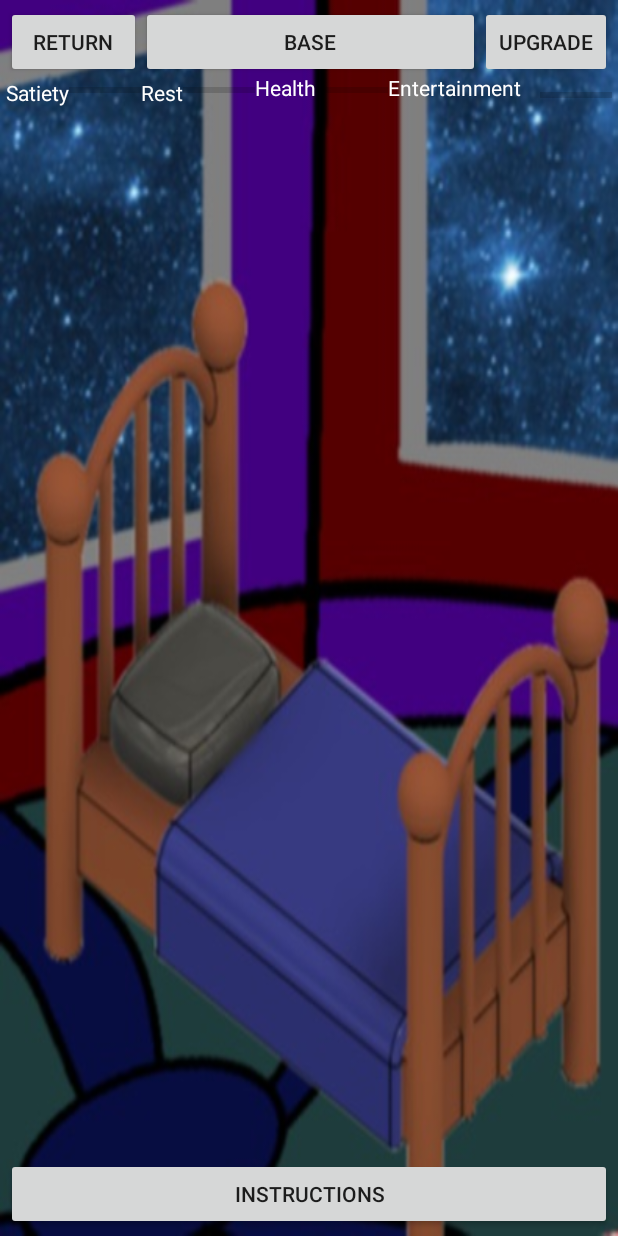
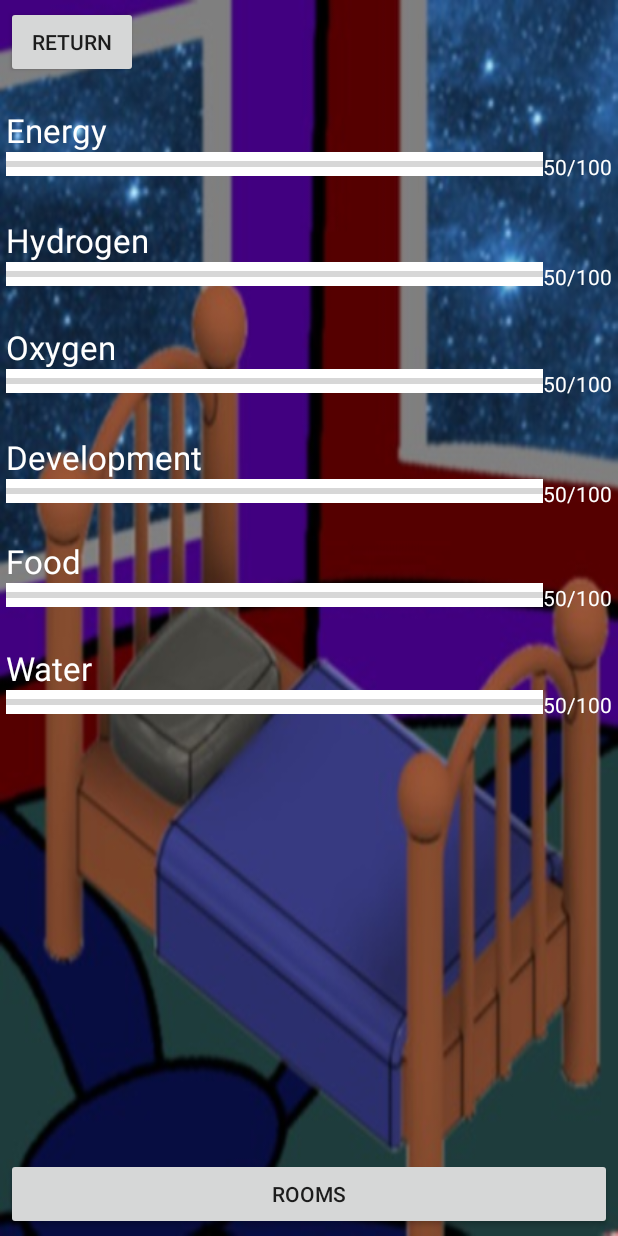
Before and after one commit to pgumienny/MarsSim, an Android app: the layout base_resources_layout.xml on its own in the app's theme, with its tools: preview values and no code run, on a phone screen of 412 x 824 dp. Run offline under Robolectric (Android 15) with nearby library versions, the phone set to English and light mode, and no system bars.

Commit message:
oompa loompas with git

```diff
--- a/app/src/main/res/layout/base_resources_layout.xml
+++ b/app/src/main/res/layout/base_resources_layout.xml
@@ -24,125 +24,237 @@
         <Button
             android:layout_width="wrap_content"
             android:layout_height="wrap_content"
-            android:text="BASE"
-            android:id="@+id/buttonBase"
-            android:layout_alignParentTop="true"
-            android:layout_toLeftOf="@+id/buttonUpgrade"
-            android:layout_alignLeft="@+id/textViewRest"
-            android:layout_alignStart="@+id/textViewRest" />
-
-        <Button
-            android:layout_width="wrap_content"
-            android:layout_height="wrap_content"
-            android:text="UPGRADE"
-            android:id="@+id/buttonUpgrade"
+            android:text="ROOMS"
+            android:id="@+id/buttonRooms"
+            android:layout_alignParentBottom="true"
             android:layout_alignParentRight="true"
             android:layout_alignParentEnd="true"
-            android:layout_alignParentTop="true" />
-
-        <TextView
-            android:layout_width="wrap_content"
-            android:layout_height="wrap_content"
-            android:textAppearance="?android:attr/textAppearanceSmall"
-            android:text="Satiety"
-            android:id="@+id/textViewSatiety"
-            android:layout_below="@+id/buttonBase"
             android:layout_alignParentLeft="true"
-            android:layout_alignParentStart="true"
-            android:textColor="#ffffff" />
-
-        <TextView
-            android:layout_width="wrap_content"
-            android:layout_height="wrap_content"
-            android:textAppearance="?android:attr/textAppearanceSmall"
-            android:text="Rest"
-            android:id="@+id/textViewRest"
-            android:textColor="#ffffff"
-            android:layout_below="@+id/buttonBase"
-            android:layout_toRightOf="@+id/progressBarSatiety"
-            android:layout_toEndOf="@+id/progressBarSatiety" />
-
-        <TextView
-            android:layout_width="wrap_content"
-            android:layout_height="wrap_content"
-            android:textAppearance="?android:attr/textAppearanceSmall"
-            android:text="Health"
-            android:id="@+id/textViewHeatlh"
-            android:textColor="#ffffff"
-            android:layout_alignBottom="@+id/progressBarRest"
-            android:layout_toRightOf="@+id/progressBarRest"
-            android:layout_toEndOf="@+id/progressBarRest" />
-
-        <TextView
-            android:layout_width="wrap_content"
-            android:layout_height="wrap_content"
-            android:textAppearance="?android:attr/textAppearanceSmall"
-            android:text="Entertainment"
-            android:id="@+id/textViewEntertainment"
-            android:textColor="#ffffff"
-            android:layout_alignBottom="@+id/progressBarHealth"
-            android:layout_toRightOf="@+id/progressBarHealth"
-            android:layout_toEndOf="@+id/progressBarHealth" />
-
-        <ProgressBar
-            style="?android:attr/progressBarStyleHorizontal"
-            android:layout_width="wrap_content"
-            android:layout_height="wrap_content"
-            android:id="@+id/progressBarSatiety"
-            android:layout_below="@+id/buttonBase"
-            android:layout_toRightOf="@+id/textViewSatiety"
-            android:layout_toEndOf="@+id/textViewSatiety" />
-
-        <ProgressBar
-            style="?android:attr/progressBarStyleHorizontal"
-            android:layout_width="wrap_content"
-            android:layout_height="wrap_content"
-            android:id="@+id/progressBarRest"
-            android:layout_below="@+id/buttonBase"
-            android:layout_toRightOf="@+id/textViewRest"
-            android:layout_toEndOf="@+id/textViewRest" />
-
-        <ProgressBar
-            style="?android:attr/progressBarStyleHorizontal"
-            android:layout_width="wrap_content"
-            android:layout_height="wrap_content"
-            android:id="@+id/progressBarHealth"
-            android:layout_below="@+id/buttonBase"
-            android:layout_toRightOf="@+id/textViewHeatlh"
-            android:layout_toEndOf="@+id/textViewHeatlh" />
-
-        <ProgressBar
-            style="?android:attr/progressBarStyleHorizontal"
-            android:layout_width="wrap_content"
-            android:layout_height="wrap_content"
-            android:id="@+id/progressBarEntertainment"
-            android:layout_alignBottom="@+id/textViewRest"
-            android:layout_alignParentRight="true"
-            android:layout_alignParentEnd="true" />
+            android:layout_alignParentStart="true" />
 
         <Button
             android:layout_width="wrap_content"
             android:layout_height="wrap_content"
             android:text="RETURN"
             android:id="@+id/buttonReturn"
-            android:layout_alignTop="@+id/buttonBase"
+            android:layout_alignParentLeft="true"
+            android:layout_alignParentStart="true" />
+
+        <TextView
+            android:layout_width="wrap_content"
+            android:layout_height="wrap_content"
+            android:textAppearance="?android:attr/textAppearanceLarge"
+            android:text="Energy"
+            android:id="@+id/textViewEnergyLayer"
+            android:layout_marginTop="20dp"
+            android:layout_below="@+id/buttonReturn"
             android:layout_alignParentLeft="true"
             android:layout_alignParentStart="true"
-            android:layout_toStartOf="@+id/buttonBase"
-            android:layout_toLeftOf="@+id/buttonBase"
-            android:layout_alignRight="@+id/progressBarSatiety"
-            android:layout_alignEnd="@+id/progressBarSatiety" />
+            android:singleLine="false"
+            android:textColor="#ffffff" />
 
-        <Button
+        <ProgressBar
+            style="?android:attr/progressBarStyleHorizontal"
             android:layout_width="wrap_content"
             android:layout_height="wrap_content"
-            android:text="INSTRUCTIONS"
-            android:id="@+id/buttonInstructions"
-            android:layout_alignParentBottom="true"
+            android:id="@+id/progressBarEnergy"
+            android:layout_below="@+id/textViewEnergyLayer"
             android:layout_alignParentLeft="true"
             android:layout_alignParentStart="true"
-            android:layout_alignRight="@+id/progressBarEntertainment"
-            android:layout_alignEnd="@+id/progressBarEntertainment" />
+            android:layout_toLeftOf="@+id/textViewEnergy"
+            android:layout_toStartOf="@+id/textViewEnergy"
+            android:background="#ffffff" />
+
+        <TextView
+            android:layout_width="wrap_content"
+            android:layout_height="wrap_content"
+            android:text="50/100"
+            android:id="@+id/textViewEnergy"
+            android:layout_below="@+id/textViewEnergyLayer"
+            android:layout_alignRight="@+id/buttonRooms"
+            android:layout_alignEnd="@+id/buttonRooms"
+            android:textIsSelectable="false"
+            android:textColor="#ffffff" />
+
+        <TextView
+            android:layout_width="wrap_content"
+            android:layout_height="wrap_content"
+            android:textAppearance="?android:attr/textAppearanceLarge"
+            android:text="Hydrogen"
+            android:id="@+id/textViewHydrogenLayer"
+            android:layout_marginTop="28dp"
+            android:singleLine="false"
+            android:textColor="#ffffff"
+            android:layout_below="@+id/progressBarEnergy"
+            android:layout_alignParentLeft="true"
+            android:layout_alignParentStart="true" />
+
+        <ProgressBar
+            style="?android:attr/progressBarStyleHorizontal"
+            android:layout_width="wrap_content"
+            android:layout_height="wrap_content"
+            android:id="@+id/progressBarHydrogen"
+            android:background="#ffffff"
+            android:layout_below="@+id/textViewHydrogenLayer"
+            android:layout_alignParentLeft="true"
+            android:layout_alignParentStart="true"
+            android:layout_alignRight="@+id/progressBarEnergy"
+            android:layout_alignEnd="@+id/progressBarEnergy" />
+
+        <TextView
+            android:layout_width="wrap_content"
+            android:layout_height="wrap_content"
+            android:text="50/100"
+            android:id="@+id/textViewHydrogen"
+            android:textIsSelectable="false"
+            android:textColor="#ffffff"
+            android:layout_below="@+id/textViewHydrogenLayer"
+            android:layout_alignParentRight="true"
+            android:layout_alignParentEnd="true" />
+
+        <TextView
+            android:layout_width="wrap_content"
+            android:layout_height="wrap_content"
+            android:textAppearance="?android:attr/textAppearanceLarge"
+            android:text="Oxygen"
+            android:id="@+id/textViewOxygenLayer"
+            android:layout_marginTop="26dp"
+            android:singleLine="false"
+            android:textColor="#ffffff"
+            android:layout_below="@+id/progressBarHydrogen"
+            android:layout_alignParentLeft="true"
+            android:layout_alignParentStart="true" />
+
+        <ProgressBar
+            style="?android:attr/progressBarStyleHorizontal"
+            android:layout_width="wrap_content"
+            android:layout_height="wrap_content"
+            android:id="@+id/progressBarOxygen"
+            android:background="#ffffff"
+            android:layout_below="@+id/textViewOxygenLayer"
+            android:layout_alignParentLeft="true"
+            android:layout_alignParentStart="true"
+            android:layout_alignRight="@+id/progressBarHydrogen"
+            android:layout_alignEnd="@+id/progressBarHydrogen" />
+
+        <TextView
+            android:layout_width="wrap_content"
+            android:layout_height="wrap_content"
+            android:text="50/100"
+            android:id="@+id/textViewOxygen"
+            android:textIsSelectable="false"
+            android:textColor="#ffffff"
+            android:layout_below="@+id/textViewOxygenLayer"
+            android:layout_alignParentRight="true"
+            android:layout_alignParentEnd="true" />
+
+        <TextView
+            android:layout_width="wrap_content"
+            android:layout_height="wrap_content"
+            android:textAppearance="?android:attr/textAppearanceLarge"
+            android:text="Development"
+            android:id="@+id/textViewDevelopmentLayer"
+            android:layout_marginTop="28dp"
+            android:singleLine="false"
+            android:textColor="#ffffff"
+            android:layout_below="@+id/progressBarOxygen"
+            android:layout_alignParentLeft="true"
+            android:layout_alignParentStart="true" />
+
+        <ProgressBar
+            style="?android:attr/progressBarStyleHorizontal"
+            android:layout_width="wrap_content"
+            android:layout_height="wrap_content"
+            android:id="@+id/progressBarDevelopment"
+            android:background="#ffffff"
+            android:layout_below="@+id/textViewDevelopmentLayer"
+            android:layout_alignParentLeft="true"
+            android:layout_alignParentStart="true"
+            android:layout_alignRight="@+id/progressBarOxygen"
+            android:layout_alignEnd="@+id/progressBarOxygen" />
+
+        <TextView
+            android:layout_width="wrap_content"
+            android:layout_height="wrap_content"
+            android:text="50/100"
+            android:id="@+id/textViewDevelopment"
+            android:textIsSelectable="false"
+            android:textColor="#ffffff"
+            android:layout_below="@+id/textViewDevelopmentLayer"
+            android:layout_alignParentRight="true"
+            android:layout_alignParentEnd="true" />
+
+        <TextView
+            android:layout_width="wrap_content"
+            android:layout_height="wrap_content"
+            android:textAppearance="?android:attr/textAppearanceLarge"
+            android:text="Food"
+            android:id="@+id/textViewFoodLayer"
+            android:layout_marginTop="24dp"
+            android:singleLine="false"
+            android:textColor="#ffffff"
+            android:layout_below="@+id/progressBarDevelopment"
+            android:layout_alignParentLeft="true"
+            android:layout_alignParentStart="true" />
+
+        <ProgressBar
+            style="?android:attr/progressBarStyleHorizontal"
+            android:layout_width="wrap_content"
+            android:layout_height="wrap_content"
+            android:id="@+id/progressBarFood"
+            android:background="#ffffff"
+            android:layout_below="@+id/textViewFoodLayer"
+            android:layout_alignParentLeft="true"
+            android:layout_alignParentStart="true"
+            android:layout_alignRight="@+id/progressBarDevelopment"
+            android:layout_alignEnd="@+id/progressBarDevelopment" />
+
+        <TextView
+            android:layout_width="wrap_content"
+            android:layout_height="wrap_content"
+            android:text="50/100"
+            android:id="@+id/textViewFood"
+            android:textIsSelectable="false"
+            android:textColor="#ffffff"
+            android:layout_below="@+id/textViewFoodLayer"
+            android:layout_alignParentRight="true"
+            android:layout_alignParentEnd="true" />
+
+        <TextView
+            android:layout_width="wrap_content"
+            android:layout_height="wrap_content"
+            android:textAppearance="?android:attr/textAppearanceLarge"
+            android:text="Water"
+            android:id="@+id/textViewWaterLayer"
+            android:layout_marginTop="26dp"
+            android:singleLine="false"
+            android:textColor="#ffffff"
+            android:layout_below="@+id/progressBarFood"
+            android:layout_alignParentLeft="true"
+            android:layout_alignParentStart="true" />
+
+        <ProgressBar
+            style="?android:attr/progressBarStyleHorizontal"
+            android:layout_width="wrap_content"
+            android:layout_height="wrap_content"
+            android:id="@+id/progressBarWater"
+            android:background="#ffffff"
+            android:layout_below="@+id/textViewWaterLayer"
+            android:layout_alignParentLeft="true"
+            android:layout_alignParentStart="true"
+            android:layout_toLeftOf="@+id/textViewWater"
+            android:layout_toStartOf="@+id/textViewWater" />
+
+        <TextView
+            android:layout_width="wrap_content"
+            android:layout_height="wrap_content"
+            android:text="50/100"
+            android:id="@+id/textViewWater"
+            android:textIsSelectable="false"
+            android:textColor="#ffffff"
+            android:layout_alignTop="@+id/progressBarWater"
+            android:layout_alignRight="@+id/textViewFood"
+            android:layout_alignEnd="@+id/textViewFood" />
 
     </RelativeLayout>
 
--- a/app/src/main/res/layout/content_mars_base.xml
+++ b/app/src/main/res/layout/content_mars_base.xml
@@ -19,7 +19,7 @@
         android:text="BASE"
         android:id="@+id/buttonBase"
         android:layout_alignParentTop="true"
-        android:layout_toLeftOf="@+id/buttonUpgrade"
+        android:layout_toLeftOf="@+id/buttonRooms"
         android:allowUndo="true"
         android:layout_alignParentLeft="true"
         android:layout_alignParentStart="true" />
@@ -28,7 +28,7 @@
         android:layout_width="wrap_content"
         android:layout_height="wrap_content"
         android:text="SETTINGS"
-        android:id="@+id/buttonUpgrade"
+        android:id="@+id/buttonRooms"
         android:layout_alignParentRight="true"
         android:layout_alignParentEnd="true"
         android:layout_alignParentTop="true" />
@@ -216,4 +216,15 @@
         android:layout_alignParentRight="true"
         android:layout_alignParentEnd="true" />
 
+    <ImageView
+        android:layout_width="wrap_content"
+        android:layout_height="wrap_content"
+        android:id="@+id/imageView"
+        android:layout_below="@+id/textViewSatiety"
+        android:layout_alignParentLeft="true"
+        android:layout_alignParentStart="true"
+        android:src="@drawable/astronautGIF"
+        android:layout_toLeftOf="@+id/imageButtonGreenhouse"
+        android:layout_toStartOf="@+id/imageButtonGreenhouse" />
+
 </RelativeLayout>
--- a/app/src/main/res/layout/room_layout.xml
+++ b/app/src/main/res/layout/room_layout.xml
@@ -10,8 +10,7 @@
         android:paddingTop="@dimen/activity_vertical_margin"
         android:background="@drawable/bedroom"
         app:layout_behavior="@string/appbar_scrolling_view_behavior"
-        tools:context="com.marssim.MarsBase"
-        tools:showIn="@layout/activity_mars_base">
+        >
 
         <Button
             android:layout_width="wrap_content"
@@ -19,7 +18,7 @@
             android:text="BASE"
             android:id="@+id/buttonBase"
             android:layout_alignParentTop="true"
-            android:layout_toLeftOf="@+id/buttonUpgrade"
+            android:layout_toLeftOf="@+id/buttonRooms"
             android:layout_alignLeft="@+id/textViewRest"
             android:layout_alignStart="@+id/textViewRest" />
 
@@ -27,7 +26,7 @@
             android:layout_width="wrap_content"
             android:layout_height="wrap_content"
             android:text="UPGRADE"
-            android:id="@+id/buttonUpgrade"
+            android:id="@+id/buttonRooms"
             android:layout_alignParentRight="true"
             android:layout_alignParentEnd="true"
             android:layout_alignParentTop="true" />
@@ -83,7 +82,8 @@
             android:id="@+id/progressBarSatiety"
             android:layout_below="@+id/buttonBase"
             android:layout_toRightOf="@+id/textViewSatiety"
-            android:layout_toEndOf="@+id/textViewSatiety" />
+            android:layout_toEndOf="@+id/textViewSatiety"
+            android:background="#ffffff" />
 
         <ProgressBar
             style="?android:attr/progressBarStyleHorizontal"
@@ -92,7 +92,8 @@
             android:id="@+id/progressBarRest"
             android:layout_below="@+id/buttonBase"
             android:layout_toRightOf="@+id/textViewRest"
-            android:layout_toEndOf="@+id/textViewRest" />
+            android:layout_toEndOf="@+id/textViewRest"
+            android:background="#ffffff" />
 
         <ProgressBar
             style="?android:attr/progressBarStyleHorizontal"
@@ -101,7 +102,8 @@
             android:id="@+id/progressBarHealth"
             android:layout_below="@+id/buttonBase"
             android:layout_toRightOf="@+id/textViewHeatlh"
-            android:layout_toEndOf="@+id/textViewHeatlh" />
+            android:layout_toEndOf="@+id/textViewHeatlh"
+            android:background="#ffffff" />
 
         <ProgressBar
             style="?android:attr/progressBarStyleHorizontal"
@@ -110,7 +112,8 @@
             android:id="@+id/progressBarEntertainment"
             android:layout_alignBottom="@+id/textViewRest"
             android:layout_alignParentRight="true"
-            android:layout_alignParentEnd="true" />
+            android:layout_alignParentEnd="true"
+            android:background="#ffffff" />
 
         <Button
             android:layout_width="wrap_content"
```
